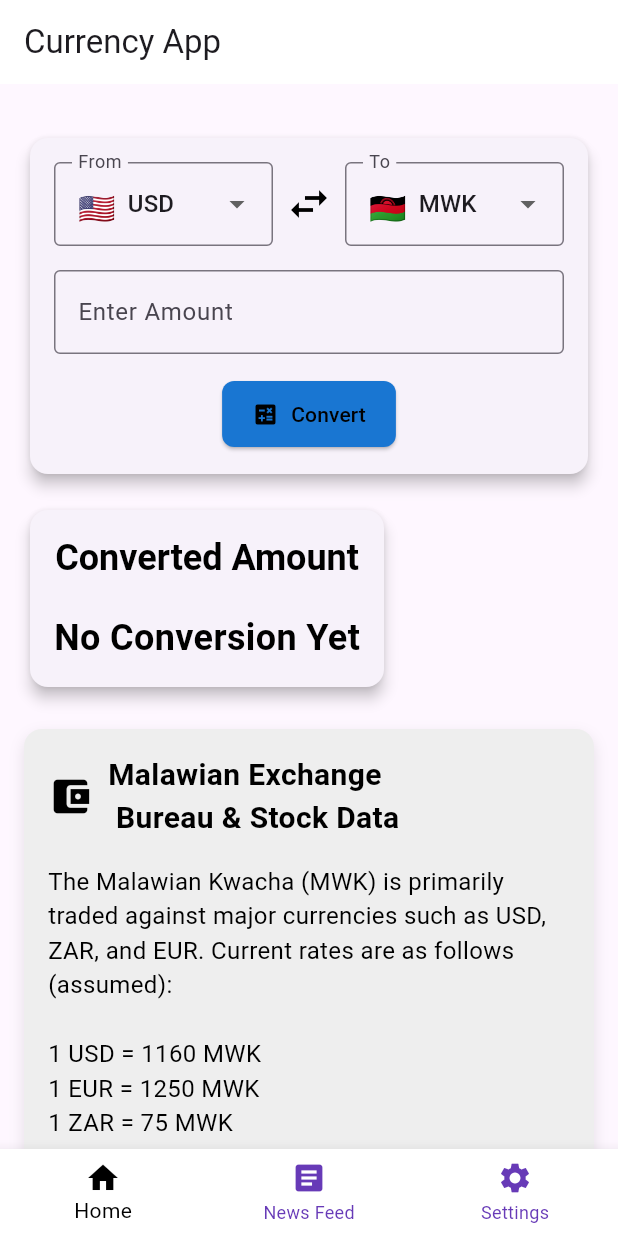
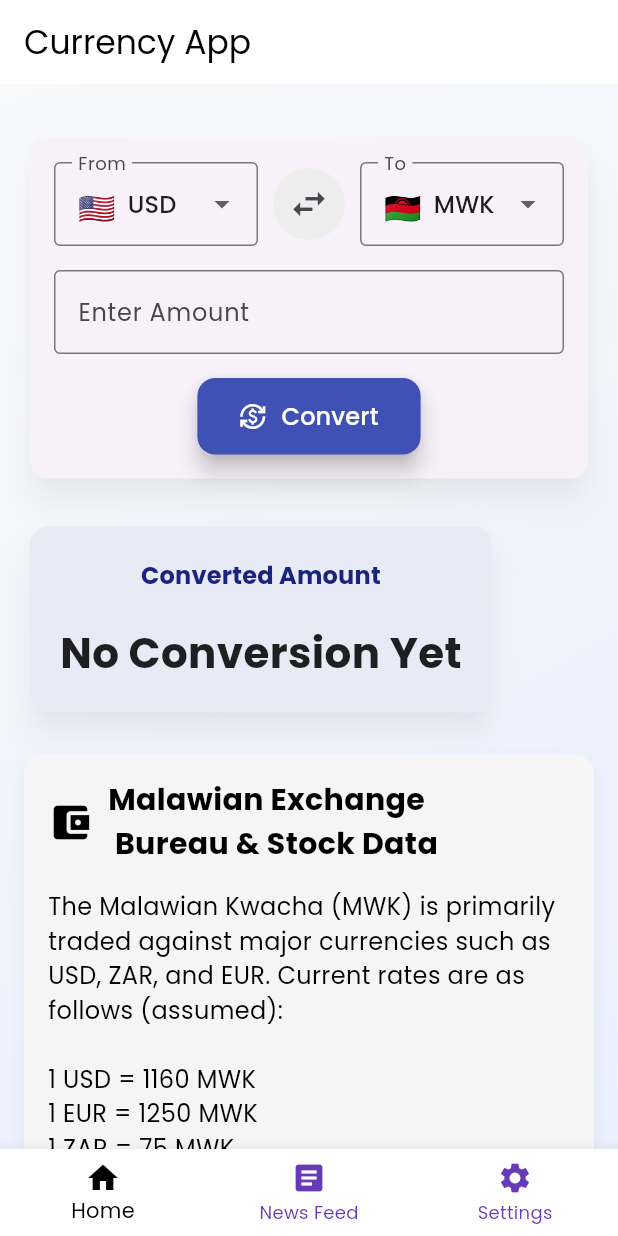
Before and after one commit to praise-khonje/Group-4_Currency-converter, a Flutter app: the screen it shows after launch, on a phone screen of 412 x 824 dp. Run offline on Flutter 3.47's test engine with Material 3 defaults, Android fonts, the phone set to English and light mode, and no system bars; our stand-ins replace google_fonts.

Commit message:
Made some changes to the UI by giving the app a new font and modified the convert button

```diff
--- a/lib/screens/home_screen.dart
+++ b/lib/screens/home_screen.dart
@@ -1,4 +1,5 @@
 import 'package:flutter/material.dart';
+import 'package:google_fonts/google_fonts.dart';
 import 'news_feed.dart';
 import 'settings.dart';
 import 'dart:convert';
@@ -104,15 +105,23 @@ class _HomeTabState extends State<HomeTab> {
 
   @override
   Widget build(BuildContext context) {
-    return SingleChildScrollView(
+    return Container(
+      decoration: const BoxDecoration(
+        gradient: LinearGradient(
+          colors: [Color(0xFFF8F9FA), Color(0xFFE8F0FE)],
+          begin: Alignment.topLeft,
+          end: Alignment.bottomRight,
+        ),
+      ),
+      child: SingleChildScrollView(
         padding: const EdgeInsets.all(16.0),
         child: Column(
           crossAxisAlignment: CrossAxisAlignment.start,
           children: [
             const SizedBox(height: 16),
-          // Input Card
             Card(
-            elevation: 4,
+              elevation: 8,
+              shadowColor: Colors.black26,
               shape: RoundedRectangleBorder(borderRadius: BorderRadius.circular(12)),
               child: Padding(
                 padding: const EdgeInsets.all(16.0),
@@ -135,8 +144,14 @@ class _HomeTabState extends State<HomeTab> {
                             ),
                           ),
                         ),
-                      IconButton(
-                        icon: const Icon(Icons.swap_horiz, size: 32, color: Colors.black),
+                        const SizedBox(width: 10),
+                        Container(
+                          decoration: BoxDecoration(
+                            color: Colors.grey.shade200,
+                            shape: BoxShape.circle,
+                          ),
+                          child: IconButton(
+                            icon: const Icon(Icons.swap_horiz, size: 28),
                             onPressed: () {
                               setState(() {
                                 String temp = fromCurrency;
@@ -145,6 +160,8 @@ class _HomeTabState extends State<HomeTab> {
                               });
                             },
                           ),
+                        ),
+                        const SizedBox(width: 10),
                         Expanded(
                           child: DropdownButtonFormField<String>(
                             value: toCurrency,
@@ -175,17 +192,18 @@ class _HomeTabState extends State<HomeTab> {
                     ElevatedButton(
                       onPressed: _calculateConversion,
                       style: ElevatedButton.styleFrom(
-                      padding: const EdgeInsets.symmetric(vertical: 12, horizontal: 20),
-                      shape: RoundedRectangleBorder(borderRadius: BorderRadius.circular(8)),
-                      backgroundColor: Colors.blue.shade700,
-                      foregroundColor: Colors.black,
+                        padding: const EdgeInsets.symmetric(vertical: 14, horizontal: 28),
+                        shape: RoundedRectangleBorder(borderRadius: BorderRadius.circular(12)),
+                        backgroundColor: Colors.indigo,
+                        foregroundColor: Colors.white,
+                        elevation: 6,
                       ),
                       child: const Row(
                         mainAxisSize: MainAxisSize.min,
                         children: [
-                        Icon(Icons.calculate),
-                        SizedBox(width: 8),
-                        Text('Convert'),
+                          Icon(Icons.currency_exchange),
+                          SizedBox(width: 10),
+                          Text('Convert', style: TextStyle(fontSize: 16)),
                         ],
                       ),
                     ),
@@ -193,41 +211,51 @@ class _HomeTabState extends State<HomeTab> {
                 ),
               ),
             ),
-          const SizedBox(height: 16),
-          // Result Card
+            const SizedBox(height: 24),
             Card(
-            elevation: 4,
+              color: Colors.indigo.shade50,
+              elevation: 8,
+              shadowColor: Colors.black26,
               shape: RoundedRectangleBorder(borderRadius: BorderRadius.circular(12)),
               child: Padding(
-              padding: const EdgeInsets.all(16.0),
+                padding: const EdgeInsets.all(20.0),
                 child: Column(
                   children: [
                     Text(
                       'Converted Amount',
-                    style: Theme.of(context).textTheme.headlineSmall?.copyWith(
+                      style: Theme.of(context).textTheme.titleMedium?.copyWith(
                         fontWeight: FontWeight.bold,
-                      color: Colors.black,
+                        color: Colors.indigo.shade900,
                       ),
                     ),
                     const SizedBox(height: 20),
-                  Text(
+                    AnimatedSwitcher(
+                      duration: const Duration(milliseconds: 300),
+                      transitionBuilder: (child, animation) =>
+                          ScaleTransition(scale: animation, child: child),
+                      child: Text(
                         result.isEmpty ? 'No Conversion Yet' : '$result $toCurrency',
-                    style: const TextStyle(fontSize: 24, fontWeight: FontWeight.bold, color: Colors.black),
+                        key: ValueKey(result),
+                        style: const TextStyle(
+                          fontSize: 28,
+                          fontWeight: FontWeight.bold,
+                          color: Colors.black87,
+                        ),
+                      ),
                     ),
                   ],
                 ),
               ),
             ),
             const SizedBox(height: 24),
-          // Styled Container for Stock and Exchange Info
             Container(
               padding: const EdgeInsets.all(16.0),
               decoration: BoxDecoration(
-              color: Colors.grey.shade200,
+                color: Colors.grey.shade100,
                 borderRadius: BorderRadius.circular(12),
                 boxShadow: [
                   BoxShadow(
-                  color: Colors.black.withOpacity(0.1),
+                    color: Colors.black.withOpacity(0.05),
                     blurRadius: 8,
                     offset: const Offset(0, 4),
                   ),
@@ -268,6 +296,7 @@ class _HomeTabState extends State<HomeTab> {
             ),
           ],
         ),
+      ),
     );
   }
 }
@@ -290,10 +319,17 @@ class _HomeScreenState extends State<HomeScreen> {
 
   @override
   Widget build(BuildContext context) {
-    return Scaffold(
+    return MaterialApp(
+      theme: ThemeData(
+        textTheme: GoogleFonts.poppinsTextTheme(),
+        scaffoldBackgroundColor: Colors.white,
+      ),
+      home: Scaffold(
         appBar: AppBar(
           title: const Text('Currency App'),
-          backgroundColor: Colors.white
+          backgroundColor: Colors.white,
+          foregroundColor: Colors.black,
+          elevation: 0,
         ),
         body: _tabs[_selectedTabIndex],
         bottomNavigationBar: BottomNavigationBar(
@@ -319,7 +355,8 @@ class _HomeScreenState extends State<HomeScreen> {
           ],
           selectedItemColor: Colors.black,
           unselectedItemColor: Colors.deepPurple,
-          backgroundColor: Colors.white
+          backgroundColor: Colors.white,
+        ),
       ),
     );
   }
--- a/pubspec.yaml
+++ b/pubspec.yaml
@@ -48,6 +48,7 @@ dev_dependencies:
   # package. See that file for information about deactivating specific lint
   # rules and activating additional ones.
   flutter_lints: ^4.0.0
+  google_fonts: ^6.1.0
 
 # For information on the generic Dart part of this file, see the
 # following page: https://dart.dev/tools/pub/pubspec
```
Lines whose indentation alone changed are shown as unchanged.
